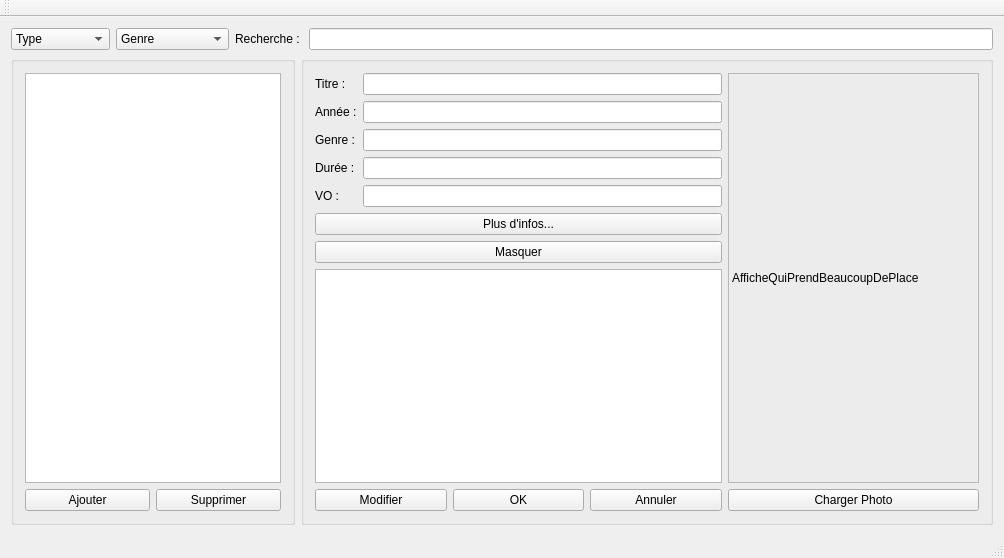
formationc-aelion/ProjectEquipe1, file Application/Interface/mainwindow.ui: the form before one commit.
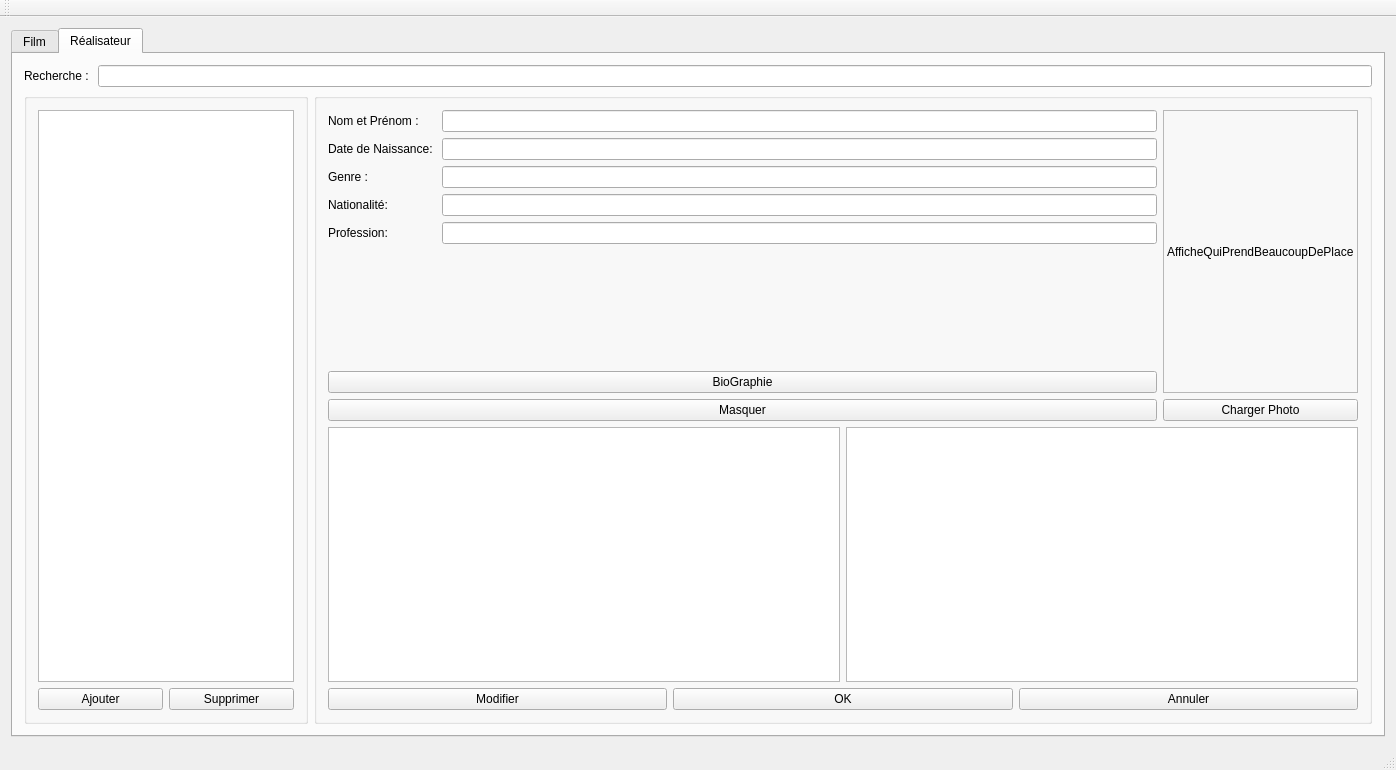
The form after the commit. The open tabs and pages were chosen to show the change.

```diff
--- a/Application/Interface/mainwindow.ui
+++ b/Application/Interface/mainwindow.ui
@@ -6,38 +6,29 @@
    <rect>
     <x>0</x>
     <y>0</y>
-    <width>1004</width>
-    <height>558</height>
+    <width>1396</width>
+    <height>770</height>
    </rect>
   </property>
   <property name="windowTitle">
    <string>MainWindow</string>
   </property>
   <widget class="QWidget" name="centralWidget">
-   <layout class="QGridLayout" name="gridLayout_3">
+   <layout class="QGridLayout" name="gridLayout_6">
+    <item row="0" column="0">
+     <widget class="QTabWidget" name="TbWSelectType">
+      <property name="currentIndex">
+       <number>0</number>
+      </property>
+      <widget class="QWidget" name="Film">
+       <attribute name="title">
+        <string>Film</string>
+       </attribute>
+       <layout class="QGridLayout" name="gridLayout_5">
     <item row="0" column="0" colspan="2">
-     <layout class="QHBoxLayout" name="horizontalLayout">
+         <layout class="QHBoxLayout" name="horizontalLayout_3">
       <item>
-       <widget class="QComboBox" name="cbType">
-        <item>
-         <property name="text">
-          <string>Type</string>
-         </property>
-        </item>
-        <item>
-         <property name="text">
-          <string>Films</string>
-         </property>
-        </item>
-        <item>
-         <property name="text">
-          <string>Réalisateurs</string>
-         </property>
-        </item>
-       </widget>
-      </item>
-      <item>
-       <widget class="QComboBox" name="cbGenre">
+           <widget class="QComboBox" name="cbGenreFilm">
         <item>
          <property name="text">
           <string>Genre</string>
@@ -97,19 +88,19 @@
       <property name="title">
        <string/>
       </property>
-      <layout class="QGridLayout" name="gridLayout">
+          <layout class="QGridLayout" name="gridLayout_3">
        <item row="0" column="0" colspan="2">
-        <widget class="QListView" name="lvListeRecherche"/>
+            <widget class="QListView" name="lvListeRechercheFilm"/>
        </item>
        <item row="1" column="0">
-        <widget class="QPushButton" name="pbAjouter">
+            <widget class="QPushButton" name="pbAjouterFilm">
          <property name="text">
           <string>Ajouter</string>
          </property>
         </widget>
        </item>
        <item row="1" column="1">
-        <widget class="QPushButton" name="pbSupprimer">
+            <widget class="QPushButton" name="pbSupprimerFilm">
          <property name="text">
           <string>Supprimer</string>
          </property>
@@ -243,6 +234,235 @@
         </widget>
        </item>
       </layout>
+         </widget>
+        </item>
+       </layout>
+      </widget>
+      <widget class="QWidget" name="Realisateur">
+       <attribute name="title">
+        <string>Réalisateur</string>
+       </attribute>
+       <layout class="QGridLayout" name="gridLayout_9">
+        <item row="0" column="0" colspan="2">
+         <layout class="QHBoxLayout" name="horizontalLayout_5">
+          <item>
+           <widget class="QLabel" name="lbRecherche_3">
+            <property name="text">
+             <string>Recherche : </string>
+            </property>
+           </widget>
+          </item>
+          <item>
+           <widget class="QLineEdit" name="leRechercheStaff"/>
+          </item>
+         </layout>
+        </item>
+        <item row="1" column="0">
+         <widget class="QGroupBox" name="gbListe_2">
+          <property name="title">
+           <string/>
+          </property>
+          <layout class="QGridLayout" name="gridLayout_7">
+           <item row="0" column="0" colspan="2">
+            <widget class="QListView" name="lvListeRechercheStaff"/>
+           </item>
+           <item row="1" column="0">
+            <widget class="QPushButton" name="pbAjouterStaff">
+             <property name="text">
+              <string>Ajouter</string>
+             </property>
+            </widget>
+           </item>
+           <item row="1" column="1">
+            <widget class="QPushButton" name="pbSupprimerStaff">
+             <property name="text">
+              <string>Supprimer</string>
+             </property>
+            </widget>
+           </item>
+          </layout>
+         </widget>
+        </item>
+        <item row="1" column="1">
+         <widget class="QGroupBox" name="groupBox_2">
+          <property name="title">
+           <string/>
+          </property>
+          <layout class="QGridLayout" name="gridLayout_8">
+           <item row="0" column="0">
+            <layout class="QFormLayout" name="formLayout">
+             <item row="0" column="0">
+              <widget class="QLabel" name="lbNomStaff">
+               <property name="text">
+                <string>Nom et Prénom :</string>
+               </property>
+              </widget>
+             </item>
+             <item row="0" column="1">
+              <widget class="QLineEdit" name="LENomPrenom"/>
+             </item>
+             <item row="1" column="0">
+              <widget class="QLabel" name="lbBirthday">
+               <property name="text">
+                <string>Date de Naissance: </string>
+               </property>
+              </widget>
+             </item>
+             <item row="1" column="1">
+              <widget class="QLineEdit" name="LEDateNaissance">
+               <property name="clearButtonEnabled">
+                <bool>false</bool>
+               </property>
+              </widget>
+             </item>
+             <item row="2" column="0">
+              <widget class="QLabel" name="lbSexe">
+               <property name="text">
+                <string>Genre :</string>
+               </property>
+              </widget>
+             </item>
+             <item row="2" column="1">
+              <widget class="QLineEdit" name="LESexe"/>
+             </item>
+             <item row="3" column="0">
+              <widget class="QLabel" name="lbNationalite">
+               <property name="text">
+                <string>Nationalité: </string>
+               </property>
+              </widget>
+             </item>
+             <item row="3" column="1">
+              <widget class="QLineEdit" name="LENationalite"/>
+             </item>
+             <item row="4" column="0">
+              <widget class="QLabel" name="lbVO_3">
+               <property name="text">
+                <string>Profession: </string>
+               </property>
+              </widget>
+             </item>
+             <item row="4" column="1">
+              <widget class="QLineEdit" name="LEProfession"/>
+             </item>
+            </layout>
+           </item>
+           <item row="0" column="1" rowspan="3">
+            <layout class="QVBoxLayout" name="verticalLayout_3">
+             <item>
+              <widget class="QLabel" name="lbAffiche_3">
+               <property name="sizePolicy">
+                <sizepolicy hsizetype="Preferred" vsizetype="Preferred">
+                 <horstretch>0</horstretch>
+                 <verstretch>0</verstretch>
+                </sizepolicy>
+               </property>
+               <property name="minimumSize">
+                <size>
+                 <width>150</width>
+                 <height>250</height>
+                </size>
+               </property>
+               <property name="frameShape">
+                <enum>QFrame::StyledPanel</enum>
+               </property>
+               <property name="lineWidth">
+                <number>11</number>
+               </property>
+               <property name="text">
+                <string>AfficheQuiPrendBeaucoupDePlace</string>
+               </property>
+              </widget>
+             </item>
+             <item>
+              <widget class="QPushButton" name="load_pic_3">
+               <property name="text">
+                <string>Charger Photo</string>
+               </property>
+              </widget>
+             </item>
+            </layout>
+           </item>
+           <item row="1" column="0">
+            <widget class="QPushButton" name="pbBio">
+             <property name="text">
+              <string>BioGraphie</string>
+             </property>
+            </widget>
+           </item>
+           <item row="2" column="0">
+            <widget class="QPushButton" name="pbMasquerBio">
+             <property name="text">
+              <string>Masquer</string>
+             </property>
+            </widget>
+           </item>
+           <item row="4" column="0" colspan="2">
+            <layout class="QHBoxLayout" name="horizontalLayout_6">
+             <item>
+              <widget class="QPushButton" name="pbModifierStaff">
+               <property name="text">
+                <string>Modifier</string>
+               </property>
+              </widget>
+             </item>
+             <item>
+              <widget class="QPushButton" name="pbModifOKStaff">
+               <property name="text">
+                <string>OK</string>
+               </property>
+              </widget>
+             </item>
+             <item>
+              <widget class="QPushButton" name="pbModifAnnulerStaff">
+               <property name="text">
+                <string>Annuler</string>
+               </property>
+              </widget>
+             </item>
+            </layout>
+           </item>
+           <item row="3" column="0" colspan="2">
+            <layout class="QHBoxLayout" name="horizontalLayout_7">
+             <item>
+              <widget class="QTextEdit" name="TEBio">
+               <property name="sizePolicy">
+                <sizepolicy hsizetype="Minimum" vsizetype="Minimum">
+                 <horstretch>0</horstretch>
+                 <verstretch>0</verstretch>
+                </sizepolicy>
+               </property>
+               <property name="minimumSize">
+                <size>
+                 <width>256</width>
+                 <height>192</height>
+                </size>
+               </property>
+              </widget>
+             </item>
+             <item>
+              <widget class="QTableView" name="TVFilmo">
+               <property name="sizePolicy">
+                <sizepolicy hsizetype="Minimum" vsizetype="Minimum">
+                 <horstretch>0</horstretch>
+                 <verstretch>0</verstretch>
+                </sizepolicy>
+               </property>
+               <property name="minimumSize">
+                <size>
+                 <width>256</width>
+                 <height>192</height>
+                </size>
+               </property>
+              </widget>
+             </item>
+            </layout>
+           </item>
+          </layout>
+         </widget>
+        </item>
+       </layout>
+      </widget>
      </widget>
     </item>
    </layout>
```
Left out of the diff: 46 changed lines with no effect on the pictures. Lines whose indentation alone changed are shown as unchanged.
